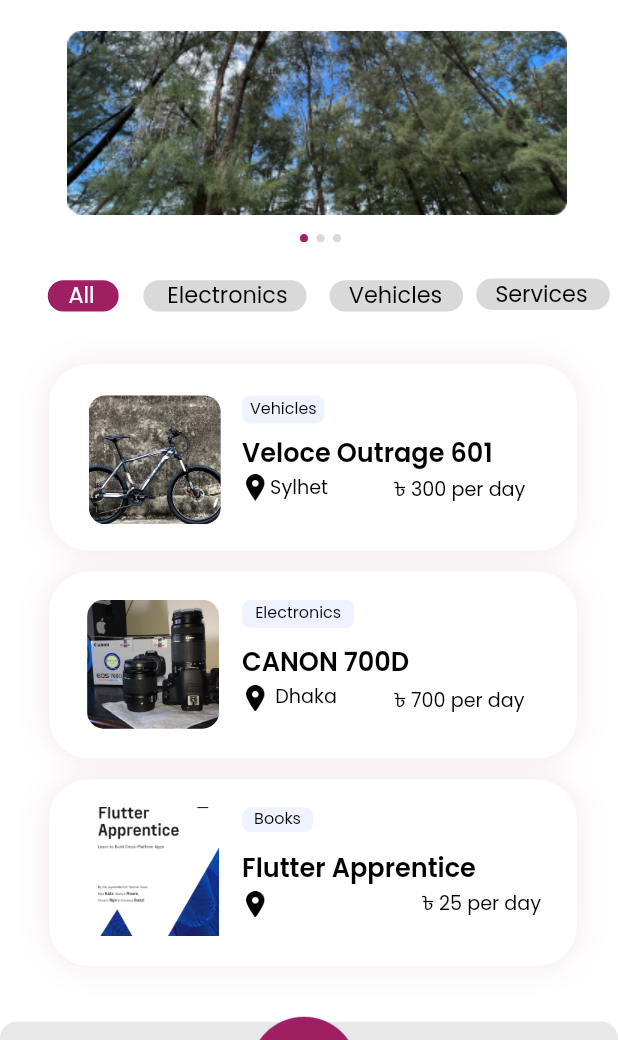
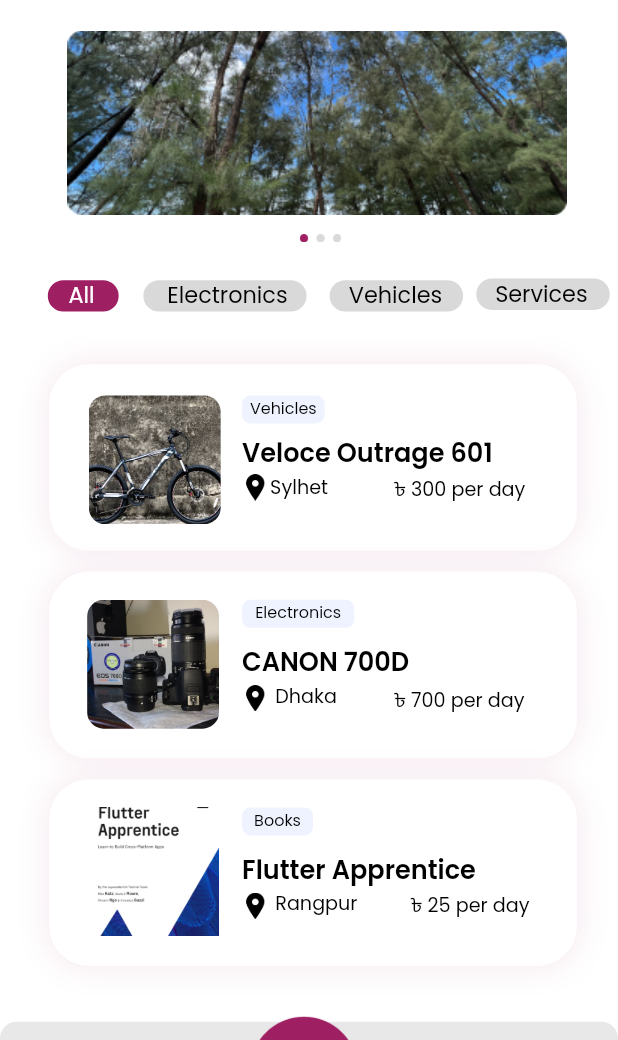
Before and after one commit to codermehraj/New-folder, a Flutter app: the HomeScreen widget shown alone on an empty page, opened directly, on a phone screen of 412 x 824 dp, the part 196-1236 px from its top. Run offline on Flutter 3.47's test engine with Material 2 defaults, Android fonts, the phone set to English and light mode, and no system bars; our stand-ins replace google_fonts.

Commit message:
fixed product list in homescreen

```diff
--- a/lib/page-1/homescreen.dart
+++ b/lib/page-1/homescreen.dart
@@ -835,8 +835,8 @@ class HomeScreen extends StatelessWidget {
                             Container(
                               // autogroupzpzvpMq (7YzVN4v7mhwf9JsLDEzpzv)
                               margin: EdgeInsets.fromLTRB(
-                                  0 * fem, 0 * fem, 0 * fem, 12 * fem),
-                              width: 183 * fem,
+                                  0 * fem, 0 * fem, 0 * fem, 7 * fem),
+                              width: 175 * fem,
                               child: Column(
                                 crossAxisAlignment: CrossAxisAlignment.center,
                                 children: [
@@ -850,9 +850,9 @@ class HomeScreen extends StatelessWidget {
                                         Container(
                                           // group5327TQo (121:1679)
                                           margin: EdgeInsets.fromLTRB(0 * fem,
-                                              0 * fem, 0 * fem, 11 * fem),
+                                              0 * fem, 0 * fem, 10 * fem),
                                           width: 43 * fem,
-                                          height: 15 * fem,
+                                          height: 17 * fem,
                                           decoration: BoxDecoration(
                                             color: Color(0xffeff3ff),
                                             borderRadius:
@@ -896,18 +896,17 @@ class HomeScreen extends StatelessWidget {
                                         Container(
                                           // autogrouph3sgq3y (7YzVeowDowbsQHsQmcH3sg)
                                           margin: EdgeInsets.fromLTRB(0 * fem,
-                                              0 * fem, 42 * fem, 0 * fem),
-                                          width: 67 * fem,
+                                              0 * fem, 23 * fem, 0 * fem),
+                                          width: 79 * fem,
                                           height: double.infinity,
                                           child: Stack(
                                             children: [
                                               Positioned(
                                                 // rangpuriNf (121:1685)
-                                                left: 15 * fem,
+                                                left: 17 * fem,
                                                 top: 0 * fem,
-                                                child: Align(
                                                 child: SizedBox(
-                                                    width: 52 * fem,
+                                                  width: 70 * fem,
                                                   height: 18 * fem,
                                                   child: RichText(
                                                     text: TextSpan(
@@ -924,26 +923,22 @@ class HomeScreen extends StatelessWidget {
                                                       children: [
                                                         TextSpan(
                                                           text: ' ',
-                                                            style:
-                                                                SafeGoogleFont(
+                                                          style: SafeGoogleFont(
                                                             'Poppins',
-                                                              fontSize:
-                                                                  12 * ffem,
+                                                            fontSize: 12 * ffem,
                                                             fontWeight:
-                                                                  FontWeight
-                                                                      .w400,
+                                                                FontWeight.w400,
                                                             height: 1.5 *
                                                                 ffem /
                                                                 fem,
-                                                              color: Color(
+                                                            color: const Color(
                                                                 0xff000000),
                                                           ),
                                                         ),
-                                                          TextSpan(
+                                                        const TextSpan(
                                                           text: 'Rangpur',
                                                         ),
                                                       ],
-                                                      ),
                                                     ),
                                                   ),
                                                 ),
```
Lines whose indentation alone changed are shown as unchanged.
